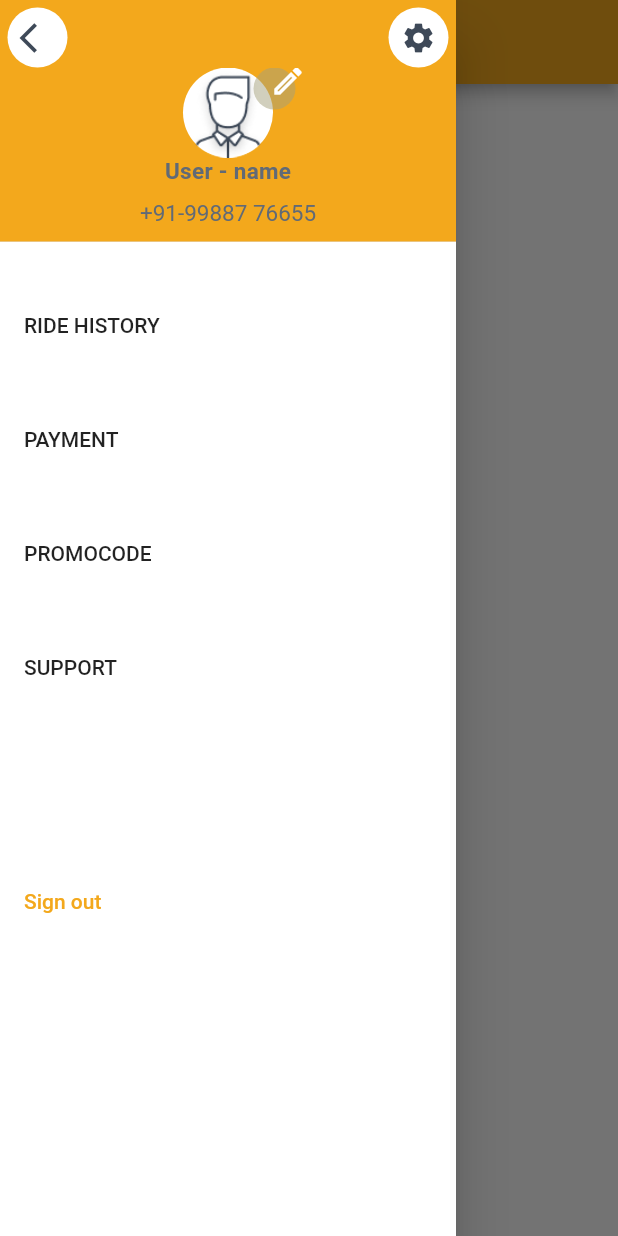
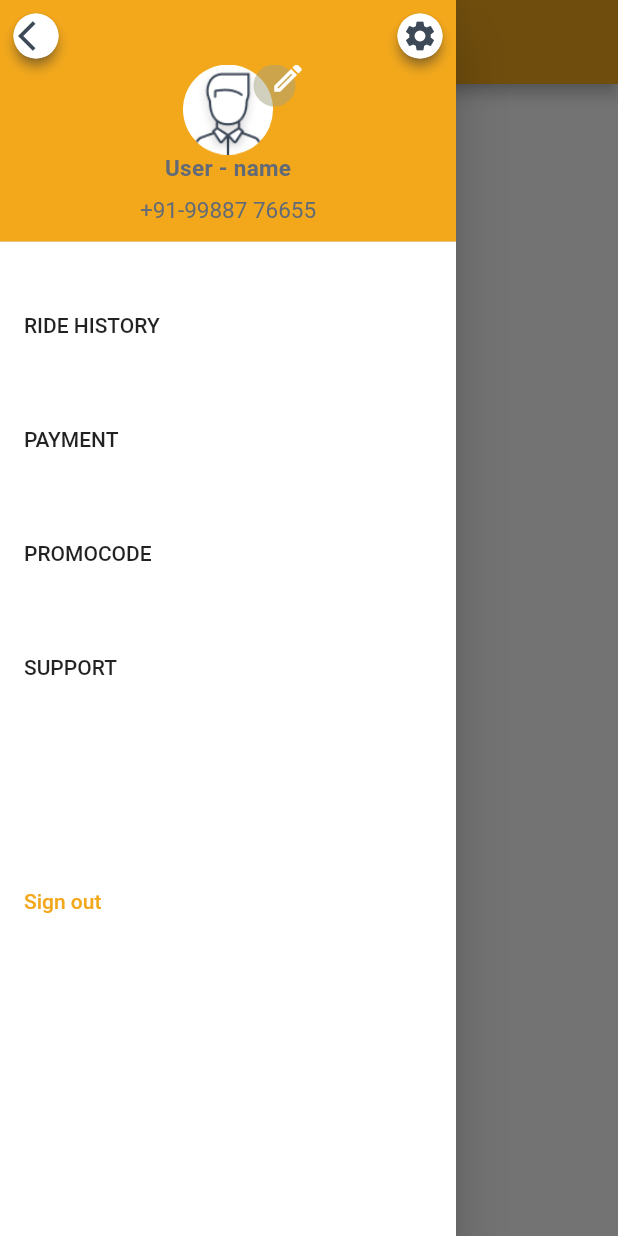
Before and after one commit to priyam2531/rapido, a Flutter app: the UserPage screen opened directly, with the side drawer open, on a phone screen of 412 x 824 dp. Run offline on Flutter 3.47's test engine with Material 2 defaults, Android fonts, the phone set to English and light mode, and no system bars; our stand-ins replace animated_notch_bottom_bar, country_picker, flutter_holo_date_picker, otp_text_field; missing offline and left inert: ticket_material.

Commit message:
[PMC]-priya Ridedetail2

```diff
--- a/lib/config/string_config.dart
+++ b/lib/config/string_config.dart
@@ -60,25 +60,5 @@ class StringConfig{
   static String rideinadvance="Avoid delays in commute by scheduling a ride in advance.";
   static String faltrates="Pass for daily commuters to make their commute easy with flat rates";
   static String intro ="Same day delivery of your packages by our Captains to provide you with a seamless delivery experience.";
-  static String ridehistory ="Ride History";
-  static String date ="8 APR 2022, 11:38";
-  static String date1 ="8 MAR 2022, 11:38";
-  static String date2 ="10 JAN 2022, 18:44";
-  static String trip ="ONGOING TRIP";
-  static String trip1 ="COMPLETED";
-  static String trip2 ="CANCELLED";
-  static String plus ="Plus";
-  static String place1 ="JECRC, Jaipur";
-  static String place2 ="Haldhi Ghati Gate, Jaipur";
-  static String place3 ="Queen’s Road, Jaipur";
-  static String place4 ="Inox (Amrapali Circle), Jaipur";
-  static String time1 ="11:24";
-  static String time2 ="11:38";
-  static String time3 ="18:03";
-  static String time4 ="18:44";
-  static String changeLanguage="Change your preferred language";
-  static String change="Apply Changes";
-  static String plusplace="Search for location on map and select to add another.";
-  static String officeplace="Inox Complex, Building no. 5, Vaishali Nagar, Jaipur";
 
 }
--- a/lib/constant/app_color.dart
+++ b/lib/constant/app_color.dart
@@ -10,9 +10,5 @@ class AppColor{
   static const Color lightblue = Color(0xffA4A07B);
   static const Color red = Color(0xffda0831);
   static const Color green = Color(0xff4a9a05);
-  static const Color grey2 = Color(0xff97ADB6);
-  static const Color red = Color(0xffda0831);
-  static const Color green = Color(0xff4a9a05);
-  static const Color black2 = Color(0xff050505);
 
 }
--- a/lib/constant/app_images.dart
+++ b/lib/constant/app_images.dart
@@ -16,9 +16,4 @@ class AppImages{
   static const String pin= "assets/pin.png";
   static const String facebbok= "assets/facebook.png";
   static const String google = "assets/google.png";
-  static const String loc= "assets/img_2.png";
-  static const String home= "assets/home.png";
-  static const String chair= "assets/chair.png";
-  static const String plus= "assets/plus.png";
- static const String pin= "assets/pin.png";
 }
--- a/lib/pages/authantication/sign_page_three.dart
+++ b/lib/pages/authantication/sign_page_three.dart
@@ -1,10 +1,10 @@
 import 'package:flutter/material.dart';
+import 'package:otp_text_field/otp_text_field.dart';
+import 'package:otp_text_field/style.dart';
 import 'package:rapido/config/string_config.dart';
 import 'package:rapido/constant/app_color.dart';
 import 'package:rapido/constant/app_images.dart';
 import 'package:rapido/constant/font_size.dart';
-import 'package:otp_text_field/otp_field.dart';
-import 'package:otp_text_field/style.dart';
 import 'package:rapido/constant/icon_page.dart';
 
 class Signpagethree extends StatefulWidget {
--- a/lib/pages/profile/user_page.dart
+++ b/lib/pages/profile/user_page.dart
@@ -32,18 +32,36 @@ class _UserPageState extends State<UserPage> {
                   Row(
                     mainAxisAlignment: MainAxisAlignment.spaceBetween,
                     children: [
-                      Container(
-                          width: 40,
-                          height: 40,
-                          decoration: const BoxDecoration(
-                              shape: BoxShape.circle, color: AppColor.white),
-                          child: Center(child: AppIcon.backarrow)),
-                      Container(
-                          width: 40,
-                          height: 40,
-                          decoration: const BoxDecoration(
-                              shape: BoxShape.circle, color: AppColor.white),
-                          child: Center(child: AppIcon.setting))
+                      InkWell(
+                        child: Card(
+                          elevation: 3,
+                          shadowColor: AppColor.black,
+                          shape: RoundedRectangleBorder(
+                              borderRadius: BorderRadius.circular(40)),
+                          child: Container(
+                            height: 30,
+                            width: 30,
+                            decoration: BoxDecoration(
+                                color: AppColor.white, shape: BoxShape.circle),
+                            child: AppIcon.backarrow,
+                          ),
+                        ),
+                      ),
+                      InkWell(
+                        child: Card(
+                          elevation: 3,
+                          shadowColor: AppColor.black,
+                          shape: RoundedRectangleBorder(
+                              borderRadius: BorderRadius.circular(40)),
+                          child: Container(
+                            height: 30,
+                            width: 30,
+                            decoration: BoxDecoration(
+                                color: AppColor.white, shape: BoxShape.circle),
+                            child: AppIcon.setting,
+                          ),
+                        ),
+                      ),
                     ],
                   ),
                   SizedBox(
@@ -78,12 +96,7 @@ class _UserPageState extends State<UserPage> {
                           )),
                     ]),
                   ),
-                  // Container(
-                  //     width: 50,
-                  //     height: 50,
-                  //     decoration: const BoxDecoration(
-                  //         shape: BoxShape.circle, color: AppColor.white),
-                  //     child: Image.asset(AppImages.profile)),
+
                   Text(
                     StringConfig.name,
                     style: TextStyle(
```
Also changed, not shown: lib/pages/profile/language_page.dart (+2 -86 lines), lib/pages/ride history/ride_detail.dart (+2 -17 lines).
